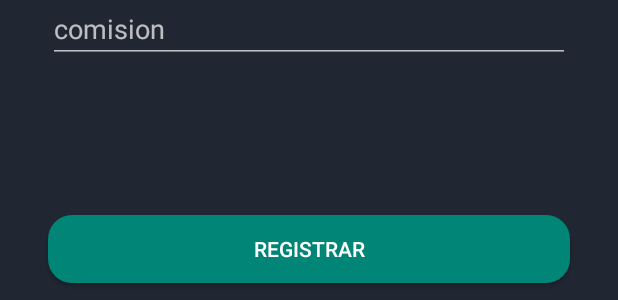
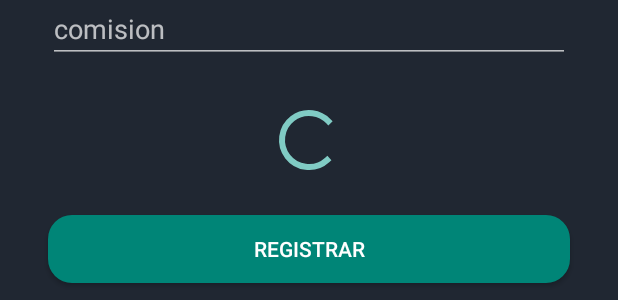
Before and after one commit to ZabalaGaston/Soa-Ea2, an Android app: the layout activity_register.xml on its own in the app's theme, with its tools: preview values and no code run, on a phone screen of 412 x 824 dp. Shown: the part 736-1036 px from the top of the screen. Run offline under Robolectric (Android 15) with nearby library versions, the phone set to English and light mode, and no system bars.

```diff
--- a/CODIGO/app/src/main/java/com/example/ea2/MainActivity.java
+++ b/CODIGO/app/src/main/java/com/example/ea2/MainActivity.java
@@ -8,7 +8,6 @@ import android.hardware.SensorEventListener;
 import android.os.Bundle;
 import android.hardware.SensorManager;
 import android.os.StrictMode;
-import android.util.Log;
 import android.view.View;
 import android.widget.TextView;
 
@@ -116,7 +115,7 @@ public class MainActivity extends AppCompatActivity implements SensorEventListen
 
     private void desloguearse() {
         Usuario usuario = Usuario.getInstance();
-        usuario.setToken_refresh("");
+        usuario.setTokenRefresh("");
         usuario.setToken("");
         usuario.setNombre("");
         usuario.setEmail("");
--- a/CODIGO/app/src/main/res/layout/activity_register.xml
+++ b/CODIGO/app/src/main/res/layout/activity_register.xml
@@ -144,5 +144,19 @@
         app:layout_constraintStart_toStartOf="parent"
         app:layout_constraintTop_toBottomOf="@+id/idIniciar" />
 
+    <ProgressBar
+        android:id="@+id/idProgressBar2"
+        style="?android:attr/progressBarStyle"
+        android:layout_width="wrap_content"
+        android:layout_height="wrap_content"
+        android:layout_marginStart="165dp"
+        android:layout_marginTop="20dp"
+        android:layout_marginEnd="165dp"
+        android:layout_marginBottom="19dp"
+        app:layout_constraintBottom_toTopOf="@+id/idIniciar"
+        app:layout_constraintEnd_toEndOf="parent"
+        app:layout_constraintStart_toStartOf="parent"
+        app:layout_constraintTop_toBottomOf="@+id/idCommission" />
+
 
 </androidx.constraintlayout.widget.ConstraintLayout>
```
Also changed, not shown: CODIGO/app/src/main/java/com/example/ea2/LoginActivity.java (+11 -6 lines), CODIGO/app/src/main/java/com/example/ea2/RefreshToken2.java (+2 -5 lines), CODIGO/app/src/main/java/com/example/ea2/RegisterActivity.java (+7 -1 lines), CODIGO/app/src/main/java/com/example/ea2/Usuario.java (+31 -17 lines), CODIGO/app/src/main/res/drawable/circle_1.xml (deleted, +0 -10 lines), CODIGO/app/src/main/res/drawable/circle_2.xml (deleted, +0 -10 lines).
